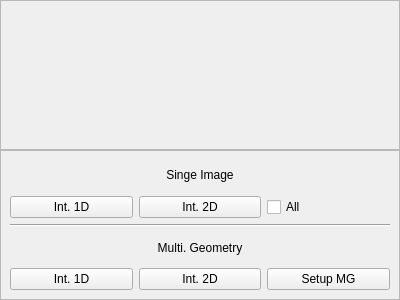
This is xdart/experiments/ttheta_scan/gui/integratorUI.ui in rwalroth/xdart as Qt 5 draws it before an edit. The edited form follows.
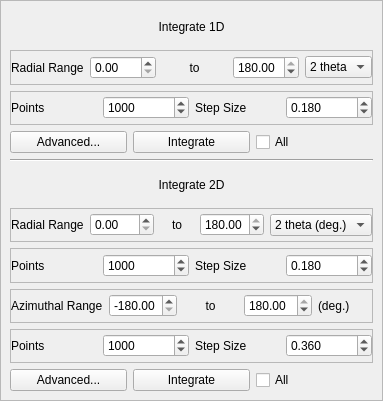
This is the edited form.

Commit message: UNTESTED BUILD - integratorUI updated, buttons need renaming

```diff
--- a/xdart/experiments/ttheta_scan/gui/integratorUI.ui
+++ b/xdart/experiments/ttheta_scan/gui/integratorUI.ui
@@ -6,8 +6,8 @@
    <rect>
     <x>0</x>
     <y>0</y>
-    <width>400</width>
-    <height>300</height>
+    <width>383</width>
+    <height>401</height>
    </rect>
   </property>
   <property name="windowTitle">
@@ -29,16 +29,6 @@
    <property name="bottomMargin">
     <number>0</number>
    </property>
-   <item>
-    <widget class="QFrame" name="parameterFrame">
-     <property name="frameShape">
-      <enum>QFrame::StyledPanel</enum>
-     </property>
-     <property name="frameShadow">
-      <enum>QFrame::Raised</enum>
-     </property>
-    </widget>
-   </item>
    <item>
     <widget class="QFrame" name="integratorButtons">
      <property name="frameShape">
@@ -48,75 +38,485 @@
       <enum>QFrame::Raised</enum>
      </property>
      <layout class="QGridLayout" name="gridLayout">
-      <item row="1" column="0">
-       <widget class="QPushButton" name="integrateBAI1D">
+      <item row="0" column="0" colspan="3">
+       <widget class="QLabel" name="label">
         <property name="text">
-         <string>Int. 1D</string>
+         <string>Integrate 1D</string>
+        </property>
+        <property name="alignment">
+         <set>Qt::AlignCenter</set>
         </property>
        </widget>
       </item>
-      <item row="4" column="1">
+      <item row="12" column="1">
        <widget class="QPushButton" name="integrateMG2D">
         <property name="text">
-         <string>Int. 2D</string>
+         <string>Integrate</string>
         </property>
        </widget>
       </item>
-      <item row="1" column="1">
+      <item row="4" column="1">
        <widget class="QPushButton" name="integrateBAI2D">
         <property name="text">
-         <string>Int. 2D</string>
-        </property>
-       </widget>
-      </item>
-      <item row="1" column="2">
-       <widget class="QCheckBox" name="integrateBAIAll">
-        <property name="text">
-         <string>All</string>
-        </property>
-       </widget>
-      </item>
-      <item row="4" column="0">
-       <widget class="QPushButton" name="integrateMG1D">
-        <property name="text">
-         <string>Int. 1D</string>
+         <string>Integrate</string>
         </property>
        </widget>
       </item>
       <item row="4" column="2">
-       <widget class="QPushButton" name="setupMG">
+       <widget class="QCheckBox" name="integrateBAIAll">
         <property name="text">
-         <string>Setup MG</string>
+         <string>All</string>
         </property>
        </widget>
       </item>
-      <item row="2" column="0" colspan="3">
+      <item row="5" column="0" colspan="3">
        <widget class="Line" name="line">
         <property name="orientation">
          <enum>Qt::Horizontal</enum>
         </property>
        </widget>
       </item>
-      <item row="0" column="0" colspan="3">
-       <widget class="QLabel" name="label">
+      <item row="12" column="0">
+       <widget class="QPushButton" name="integrateMG1D">
         <property name="text">
-         <string>Singe Image</string>
-        </property>
-        <property name="alignment">
-         <set>Qt::AlignCenter</set>
+         <string>Advanced...</string>
         </property>
        </widget>
       </item>
-      <item row="3" column="0" colspan="3">
+      <item row="6" column="0" colspan="3">
        <widget class="QLabel" name="label_2">
         <property name="text">
-         <string>Multi. Geometry</string>
+         <string>Integrate 2D</string>
         </property>
         <property name="alignment">
          <set>Qt::AlignCenter</set>
         </property>
        </widget>
       </item>
+      <item row="4" column="0">
+       <widget class="QPushButton" name="integrateBAI1D">
+        <property name="text">
+         <string>Advanced...</string>
+        </property>
+       </widget>
+      </item>
+      <item row="2" column="0" colspan="3">
+       <widget class="QFrame" name="frame">
+        <property name="frameShape">
+         <enum>QFrame::StyledPanel</enum>
+        </property>
+        <property name="frameShadow">
+         <enum>QFrame::Raised</enum>
+        </property>
+        <layout class="QHBoxLayout" name="horizontalLayout">
+         <property name="leftMargin">
+          <number>0</number>
+         </property>
+         <property name="topMargin">
+          <number>0</number>
+         </property>
+         <property name="rightMargin">
+          <number>0</number>
+         </property>
+         <property name="bottomMargin">
+          <number>0</number>
+         </property>
+         <item>
+          <widget class="QLabel" name="label_3">
+           <property name="text">
+            <string>Radial Range</string>
+           </property>
+          </widget>
+         </item>
+         <item>
+          <widget class="QDoubleSpinBox" name="doubleSpinBox">
+           <property name="maximum">
+            <double>180.000000000000000</double>
+           </property>
+          </widget>
+         </item>
+         <item>
+          <widget class="QLabel" name="label_4">
+           <property name="text">
+            <string>to</string>
+           </property>
+           <property name="alignment">
+            <set>Qt::AlignCenter</set>
+           </property>
+          </widget>
+         </item>
+         <item>
+          <widget class="QDoubleSpinBox" name="doubleSpinBox_2">
+           <property name="maximum">
+            <double>180.000000000000000</double>
+           </property>
+           <property name="value">
+            <double>180.000000000000000</double>
+           </property>
+          </widget>
+         </item>
+         <item>
+          <widget class="QComboBox" name="comboBox">
+           <item>
+            <property name="text">
+             <string>2 theta</string>
+            </property>
+           </item>
+           <item>
+            <property name="text">
+             <string>q</string>
+            </property>
+           </item>
+          </widget>
+         </item>
+        </layout>
+       </widget>
+      </item>
+      <item row="7" column="0" colspan="3">
+       <widget class="QFrame" name="frame_3">
+        <property name="frameShape">
+         <enum>QFrame::StyledPanel</enum>
+        </property>
+        <property name="frameShadow">
+         <enum>QFrame::Raised</enum>
+        </property>
+        <layout class="QHBoxLayout" name="horizontalLayout_2">
+         <property name="leftMargin">
+          <number>0</number>
+         </property>
+         <property name="topMargin">
+          <number>0</number>
+         </property>
+         <property name="rightMargin">
+          <number>0</number>
+         </property>
+         <property name="bottomMargin">
+          <number>0</number>
+         </property>
+         <item>
+          <widget class="QLabel" name="label_5">
+           <property name="text">
+            <string>Radial Range</string>
+           </property>
+          </widget>
+         </item>
+         <item>
+          <widget class="QDoubleSpinBox" name="doubleSpinBox_3">
+           <property name="maximum">
+            <double>180.000000000000000</double>
+           </property>
+          </widget>
+         </item>
+         <item>
+          <widget class="QLabel" name="label_6">
+           <property name="text">
+            <string>to</string>
+           </property>
+           <property name="alignment">
+            <set>Qt::AlignCenter</set>
+           </property>
+          </widget>
+         </item>
+         <item>
+          <widget class="QDoubleSpinBox" name="doubleSpinBox_4">
+           <property name="maximum">
+            <double>180.000000000000000</double>
+           </property>
+           <property name="value">
+            <double>180.000000000000000</double>
+           </property>
+          </widget>
+         </item>
+         <item>
+          <widget class="QComboBox" name="comboBox_2">
+           <item>
+            <property name="text">
+             <string>2 theta (deg.)</string>
+            </property>
+           </item>
+           <item>
+            <property name="text">
+             <string>q (A-1)</string>
+            </property>
+           </item>
+          </widget>
+         </item>
+        </layout>
+       </widget>
+      </item>
+      <item row="10" column="0" colspan="3">
+       <widget class="QFrame" name="frame_4">
+        <property name="frameShape">
+         <enum>QFrame::StyledPanel</enum>
+        </property>
+        <property name="frameShadow">
+         <enum>QFrame::Raised</enum>
+        </property>
+        <layout class="QHBoxLayout" name="horizontalLayout_3">
+         <property name="leftMargin">
+          <number>0</number>
+         </property>
+         <property name="topMargin">
+          <number>0</number>
+         </property>
+         <property name="rightMargin">
+          <number>0</number>
+         </property>
+         <property name="bottomMargin">
+          <number>0</number>
+         </property>
+         <item>
+          <widget class="QLabel" name="label_7">
+           <property name="text">
+            <string>Azimuthal Range</string>
+           </property>
+          </widget>
+         </item>
+         <item>
+          <widget class="QDoubleSpinBox" name="doubleSpinBox_5">
+           <property name="minimum">
+            <double>-180.000000000000000</double>
+           </property>
+           <property name="maximum">
+            <double>180.000000000000000</double>
+           </property>
+           <property name="value">
+            <double>-180.000000000000000</double>
+           </property>
+          </widget>
+         </item>
+         <item>
+          <widget class="QLabel" name="label_8">
+           <property name="text">
+            <string>to</string>
+           </property>
+           <property name="alignment">
+            <set>Qt::AlignCenter</set>
+           </property>
+          </widget>
+         </item>
+         <item>
+          <widget class="QDoubleSpinBox" name="doubleSpinBox_6">
+           <property name="minimum">
+            <double>-180.000000000000000</double>
+           </property>
+           <property name="maximum">
+            <double>180.000000000000000</double>
+           </property>
+           <property name="value">
+            <double>180.000000000000000</double>
+           </property>
+          </widget>
+         </item>
+         <item>
+          <widget class="QLabel" name="label_9">
+           <property name="text">
+            <string>(deg.)</string>
+           </property>
+          </widget>
+         </item>
+        </layout>
+       </widget>
+      </item>
+      <item row="12" column="2">
+       <widget class="QCheckBox" name="checkBox_4">
+        <property name="text">
+         <string>All</string>
+        </property>
+       </widget>
+      </item>
+      <item row="3" column="0" colspan="3">
+       <widget class="QFrame" name="frame_2">
+        <property name="frameShape">
+         <enum>QFrame::StyledPanel</enum>
+        </property>
+        <property name="frameShadow">
+         <enum>QFrame::Raised</enum>
+        </property>
+        <layout class="QHBoxLayout" name="horizontalLayout_4">
+         <property name="leftMargin">
+          <number>0</number>
+         </property>
+         <property name="topMargin">
+          <number>0</number>
+         </property>
+         <property name="rightMargin">
+          <number>0</number>
+         </property>
+         <property name="bottomMargin">
+          <number>0</number>
+         </property>
+         <item>
+          <widget class="QLabel" name="label_10">
+           <property name="text">
+            <string>Points</string>
+           </property>
+          </widget>
+         </item>
+         <item>
+          <widget class="QSpinBox" name="spinBox">
+           <property name="maximum">
+            <number>100000</number>
+           </property>
+           <property name="value">
+            <number>1000</number>
+           </property>
+          </widget>
+         </item>
+         <item>
+          <widget class="QLabel" name="label_11">
+           <property name="text">
+            <string>Step Size</string>
+           </property>
+          </widget>
+         </item>
+         <item>
+          <widget class="QDoubleSpinBox" name="doubleSpinBox_7">
+           <property name="decimals">
+            <number>3</number>
+           </property>
+           <property name="maximum">
+            <double>100.000000000000000</double>
+           </property>
+           <property name="singleStep">
+            <double>0.100000000000000</double>
+           </property>
+           <property name="value">
+            <double>0.180000000000000</double>
+           </property>
+          </widget>
+         </item>
+        </layout>
+       </widget>
+      </item>
+      <item row="8" column="0" colspan="3">
+       <widget class="QFrame" name="frame_5">
+        <property name="frameShape">
+         <enum>QFrame::StyledPanel</enum>
+        </property>
+        <property name="frameShadow">
+         <enum>QFrame::Raised</enum>
+        </property>
+        <layout class="QHBoxLayout" name="horizontalLayout_8">
+         <property name="leftMargin">
+          <number>0</number>
+         </property>
+         <property name="topMargin">
+          <number>0</number>
+         </property>
+         <property name="rightMargin">
+          <number>0</number>
+         </property>
+         <property name="bottomMargin">
+          <number>0</number>
+         </property>
+         <item>
+          <widget class="QLabel" name="label_19">
+           <property name="text">
+            <string>Points</string>
+           </property>
+          </widget>
+         </item>
+         <item>
+          <widget class="QSpinBox" name="spinBox_5">
+           <property name="maximum">
+            <number>100000</number>
+           </property>
+           <property name="value">
+            <number>1000</number>
+           </property>
+          </widget>
+         </item>
+         <item>
+          <widget class="QLabel" name="label_18">
+           <property name="text">
+            <string>Step Size</string>
+           </property>
+          </widget>
+         </item>
+         <item>
+          <widget class="QDoubleSpinBox" name="doubleSpinBox_11">
+           <property name="decimals">
+            <number>3</number>
+           </property>
+           <property name="maximum">
+            <double>100.000000000000000</double>
+           </property>
+           <property name="singleStep">
+            <double>0.100000000000000</double>
+           </property>
+           <property name="value">
+            <double>0.180000000000000</double>
+           </property>
+          </widget>
+         </item>
+        </layout>
+       </widget>
+      </item>
+      <item row="11" column="0" colspan="3">
+       <widget class="QFrame" name="frame_6">
+        <property name="frameShape">
+         <enum>QFrame::StyledPanel</enum>
+        </property>
+        <property name="frameShadow">
+         <enum>QFrame::Raised</enum>
+        </property>
+        <layout class="QHBoxLayout" name="horizontalLayout_9">
+         <property name="leftMargin">
+          <number>0</number>
+         </property>
+         <property name="topMargin">
+          <number>0</number>
+         </property>
+         <property name="rightMargin">
+          <number>0</number>
+         </property>
+         <property name="bottomMargin">
+          <number>0</number>
+         </property>
+         <item>
+          <widget class="QLabel" name="label_21">
+           <property name="text">
+            <string>Points</string>
+           </property>
+          </widget>
+         </item>
+         <item>
+          <widget class="QSpinBox" name="spinBox_6">
+           <property name="maximum">
+            <number>100000</number>
+           </property>
+           <property name="value">
+            <number>1000</number>
+           </property>
+          </widget>
+         </item>
+         <item>
+          <widget class="QLabel" name="label_20">
+           <property name="text">
+            <string>Step Size</string>
+           </property>
+          </widget>
+         </item>
+         <item>
+          <widget class="QDoubleSpinBox" name="doubleSpinBox_12">
+           <property name="decimals">
+            <number>3</number>
+           </property>
+           <property name="maximum">
+            <double>100.000000000000000</double>
+           </property>
+           <property name="singleStep">
+            <double>0.100000000000000</double>
+           </property>
+           <property name="value">
+            <double>0.360000000000000</double>
+           </property>
+          </widget>
+         </item>
+        </layout>
+       </widget>
+      </item>
      </layout>
     </widget>
    </item>
```
The commit also changes 2 other files.
